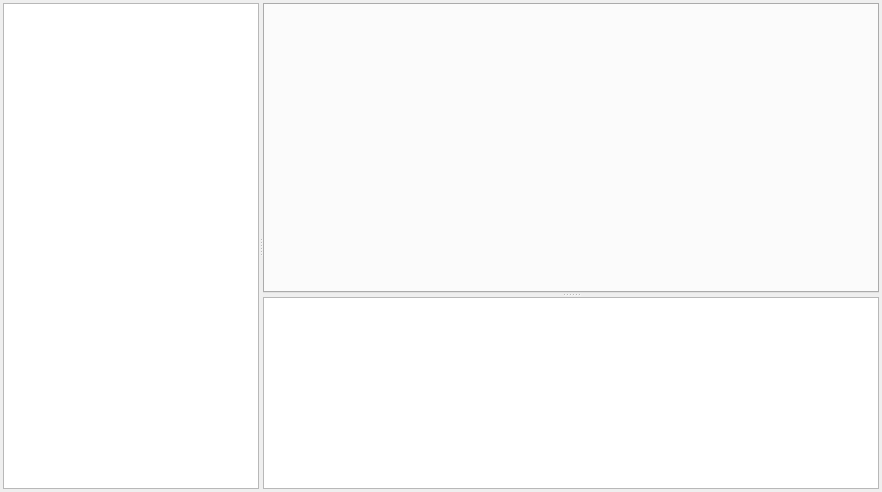
Old version of the form IFace/MainWindow.ui in the repository bobrnor/IFace.
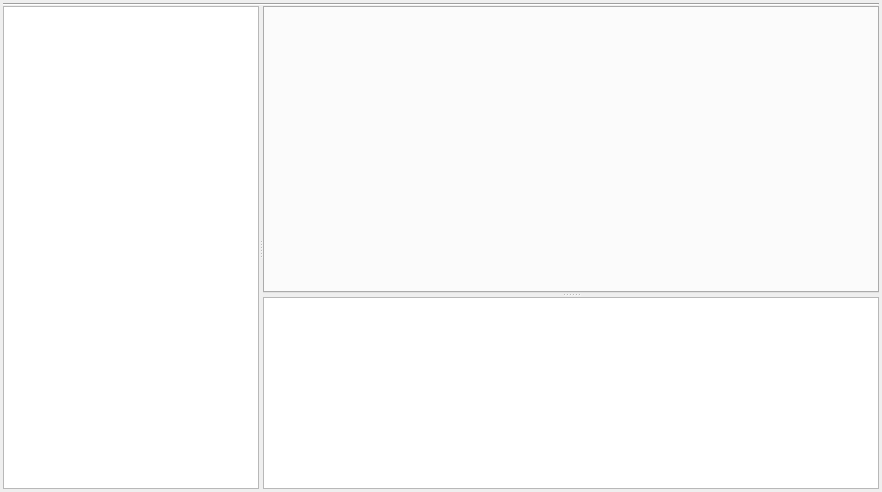
New version of the form.

Patch:
```diff
--- a/IFace/MainWindow.ui
+++ b/IFace/MainWindow.ui
@@ -16,7 +16,10 @@
   <property name="locale">
    <locale language="English" country="UnitedStates"/>
   </property>
-  <layout class="QVBoxLayout" name="verticalLayout_4" stretch="0,1">
+  <layout class="QVBoxLayout" name="verticalLayout_4" stretch="0,0,1">
+   <property name="spacing">
+    <number>0</number>
+   </property>
    <property name="margin">
     <number>3</number>
    </property>
@@ -27,6 +30,13 @@
      </property>
     </layout>
    </item>
+   <item>
+    <widget class="Line" name="line">
+     <property name="orientation">
+      <enum>Qt::Horizontal</enum>
+     </property>
+    </widget>
+   </item>
    <item>
     <widget class="QSplitter" name="vSplitter">
      <property name="sizePolicy">
```
